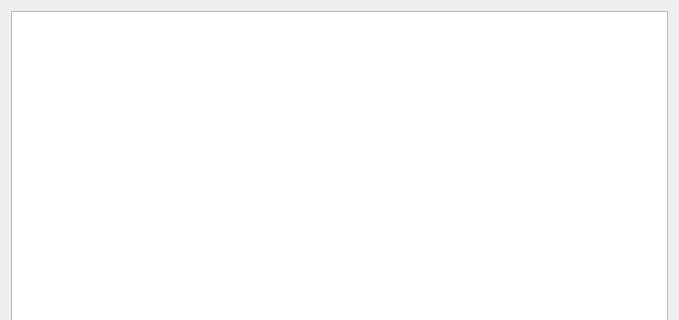
First picture: the form in src/airunner/widgets/llm/templates/chat_prompt.ui, repository Capsize-Games/airunner, before the edit; both pictures show x 0 to 679 and y 0 to 320 of the 679 by 1044 pixel window.
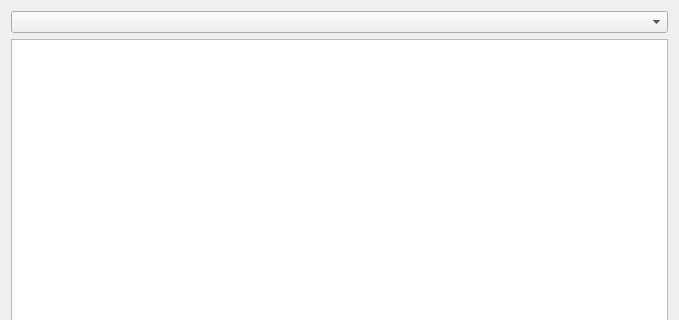
Second picture: the form after the edit. Icons and pictures are not drawn.

The edit to the form file:
```diff
--- a/src/airunner/widgets/llm/templates/chat_prompt.ui
+++ b/src/airunner/widgets/llm/templates/chat_prompt.ui
@@ -44,13 +44,16 @@
        <property name="bottomMargin">
         <number>0</number>
        </property>
-       <item row="0" column="0">
+       <item row="1" column="0">
         <widget class="QTextEdit" name="conversation">
          <property name="readOnly">
           <bool>true</bool>
          </property>
         </widget>
        </item>
+       <item row="0" column="0">
+        <widget class="QComboBox" name="action"/>
+       </item>
       </layout>
      </widget>
     </widget>
```
Left out of the diff: 20 changed lines with no effect on the pictures.
